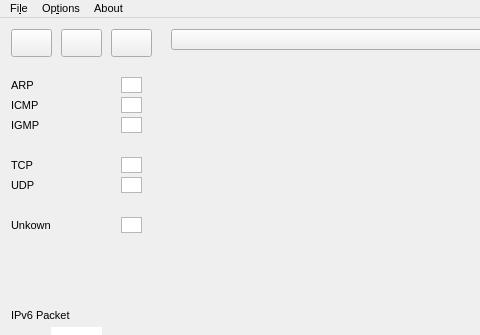
The window that Netvisix/MainWindow.ui (bewue/Netvisix) describes before a commit, drawn with Qt 5; both pictures show x 0 to 480 and y 0 to 335 of the 1500 by 612 pixel window.
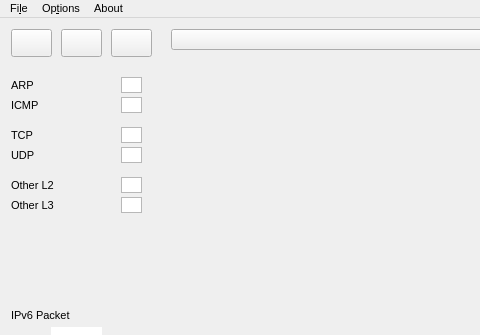
The same window after the commit. Custom widgets are drawn as their Qt base class.

The edit to the form file:
```diff
--- a/Netvisix/MainWindow.ui
+++ b/Netvisix/MainWindow.ui
@@ -40,7 +40,7 @@
        <property name="geometry">
         <rect>
          <x>0</x>
-         <y>90</y>
+         <y>60</y>
          <width>64</width>
          <height>16</height>
         </rect>
@@ -58,7 +58,7 @@
        <property name="geometry">
         <rect>
          <x>110</x>
-         <y>90</y>
+         <y>60</y>
          <width>21</width>
          <height>16</height>
         </rect>
@@ -80,7 +80,7 @@
        <property name="geometry">
         <rect>
          <x>0</x>
-         <y>110</y>
+         <y>80</y>
          <width>64</width>
          <height>16</height>
         </rect>
@@ -98,7 +98,7 @@
        <property name="geometry">
         <rect>
          <x>110</x>
-         <y>110</y>
+         <y>80</y>
          <width>21</width>
          <height>16</height>
         </rect>
@@ -165,24 +165,6 @@
         <string>ICMP</string>
        </property>
       </widget>
-      <widget class="QLabel" name="labelColors_6">
-       <property name="geometry">
-        <rect>
-         <x>0</x>
-         <y>50</y>
-         <width>64</width>
-         <height>16</height>
-        </rect>
-       </property>
-       <property name="font">
-        <font>
-         <pointsize>8</pointsize>
-        </font>
-       </property>
-       <property name="text">
-        <string>IGMP</string>
-       </property>
-      </widget>
       <widget class="QGraphicsView" name="gvColorICMP">
        <property name="geometry">
         <rect>
@@ -205,28 +187,6 @@
         <bool>false</bool>
        </property>
       </widget>
-      <widget class="QGraphicsView" name="gvColorIGMP">
-       <property name="geometry">
-        <rect>
-         <x>110</x>
-         <y>50</y>
-         <width>21</width>
-         <height>16</height>
-        </rect>
-       </property>
-       <property name="backgroundBrush">
-        <brush brushstyle="NoBrush">
-         <color alpha="255">
-          <red>0</red>
-          <green>0</green>
-          <blue>0</blue>
-         </color>
-        </brush>
-       </property>
-       <property name="interactive">
-        <bool>false</bool>
-       </property>
-      </widget>
       <widget class="QLabel" name="labelColors_8">
        <property name="geometry">
         <rect>
@@ -311,7 +271,7 @@
        <property name="geometry">
         <rect>
          <x>0</x>
-         <y>150</y>
+         <y>110</y>
          <width>121</width>
          <height>16</height>
         </rect>
@@ -322,14 +282,45 @@
         </font>
        </property>
        <property name="text">
-        <string>Unkown</string>
+        <string>Other L2</string>
        </property>
       </widget>
       <widget class="QGraphicsView" name="gvColorUnkown">
        <property name="geometry">
         <rect>
          <x>110</x>
-         <y>150</y>
+         <y>110</y>
+         <width>21</width>
+         <height>16</height>
+        </rect>
+       </property>
+       <property name="interactive">
+        <bool>false</bool>
+       </property>
+      </widget>
+      <widget class="QLabel" name="labelColors_11">
+       <property name="geometry">
+        <rect>
+         <x>0</x>
+         <y>130</y>
+         <width>121</width>
+         <height>16</height>
+        </rect>
+       </property>
+       <property name="font">
+        <font>
+         <pointsize>8</pointsize>
+        </font>
+       </property>
+       <property name="text">
+        <string>Other L3</string>
+       </property>
+      </widget>
+      <widget class="QGraphicsView" name="gvColorOtherL3">
+       <property name="geometry">
+        <rect>
+         <x>110</x>
+         <y>130</y>
          <width>21</width>
          <height>16</height>
         </rect>
```
Left out of the diff: 2 changed lines with no effect on the pictures.
